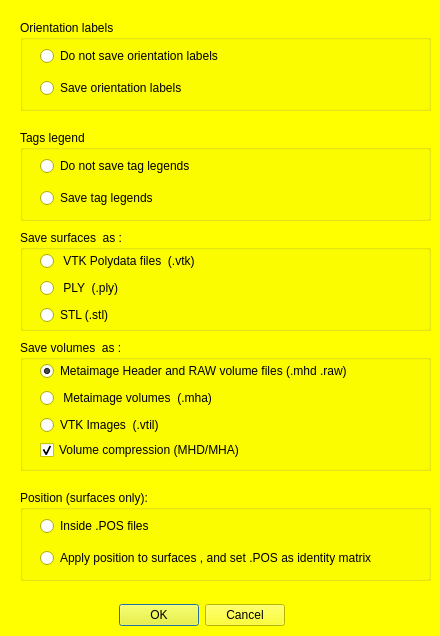
Before: the Qt Designer form MorphoDig/Qt/mqSaveNTWDialog.ui in morphomuseum/MorphoDig, drawn with Qt 5.
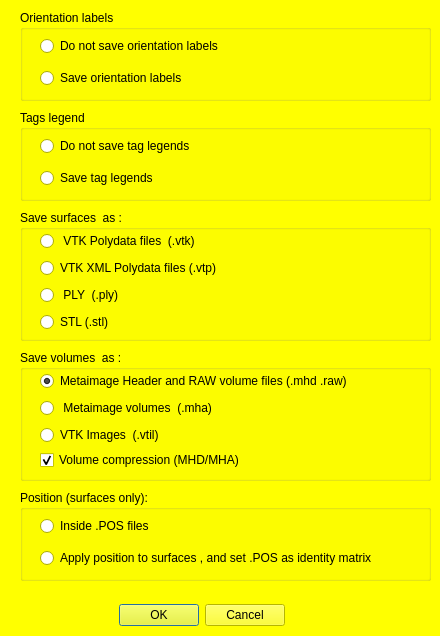
After: the same form once the commit is applied.

The edit to the form file:
```diff
--- a/MorphoDig/Qt/mqSaveNTWDialog.ui
+++ b/MorphoDig/Qt/mqSaveNTWDialog.ui
@@ -481,7 +481,7 @@
    <property name="geometry">
     <rect>
      <x>20</x>
-     <y>20</y>
+     <y>10</y>
      <width>411</width>
      <height>91</height>
     </rect>
@@ -520,7 +520,7 @@
    <property name="geometry">
     <rect>
      <x>20</x>
-     <y>130</y>
+     <y>110</y>
      <width>411</width>
      <height>91</height>
     </rect>
@@ -559,9 +559,9 @@
    <property name="geometry">
     <rect>
      <x>20</x>
-     <y>230</y>
+     <y>210</y>
      <width>411</width>
-     <height>101</height>
+     <height>131</height>
     </rect>
    </property>
    <property name="title">
@@ -573,7 +573,7 @@
       <x>20</x>
       <y>20</y>
       <width>290</width>
-      <height>76</height>
+      <height>103</height>
      </rect>
     </property>
     <layout class="QVBoxLayout" name="verticalLayout1_7">
@@ -584,6 +584,13 @@
        </property>
       </widget>
      </item>
+     <item>
+      <widget class="QRadioButton" name="VTP">
+       <property name="text">
+        <string>VTK XML Polydata files (.vtp)</string>
+       </property>
+      </widget>
+     </item>
      <item>
       <widget class="QRadioButton" name="PLY">
        <property name="text">
@@ -644,7 +651,7 @@
    <property name="geometry">
     <rect>
      <x>20</x>
-     <y>340</y>
+     <y>350</y>
      <width>411</width>
      <height>131</height>
     </rect>
```
